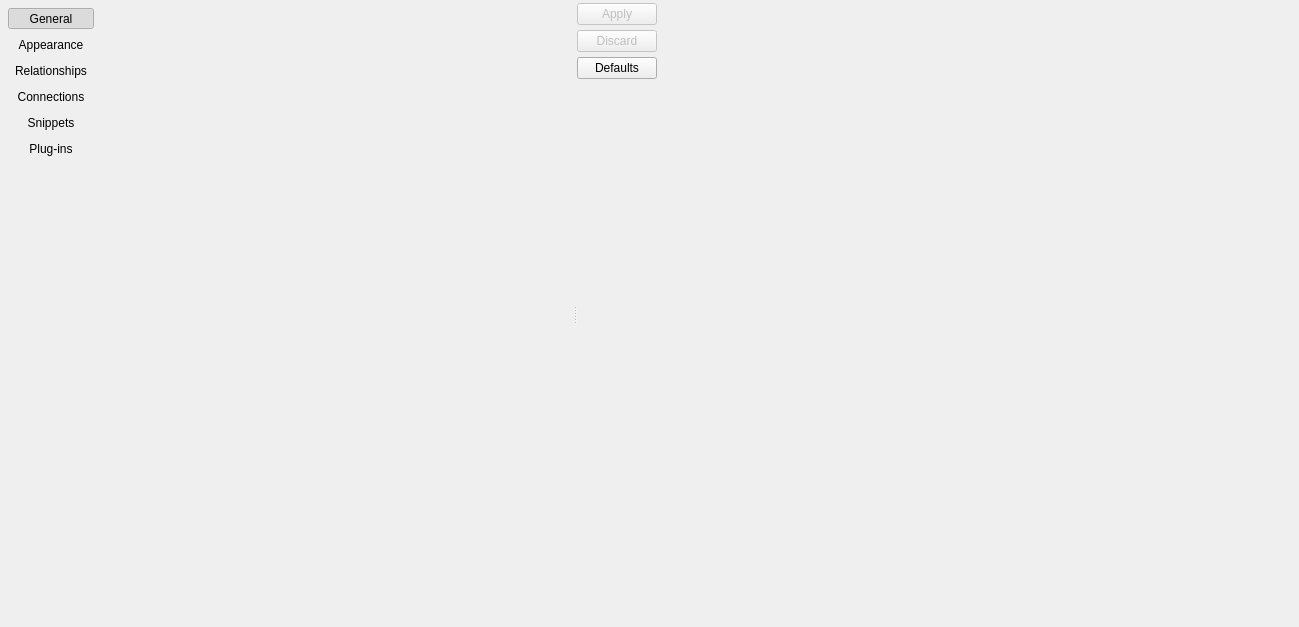
Before: the Qt Designer form libs/libgui/ui/settings/configurationwidget.ui in arichiardi/pgmodeler, drawn with Qt 5.
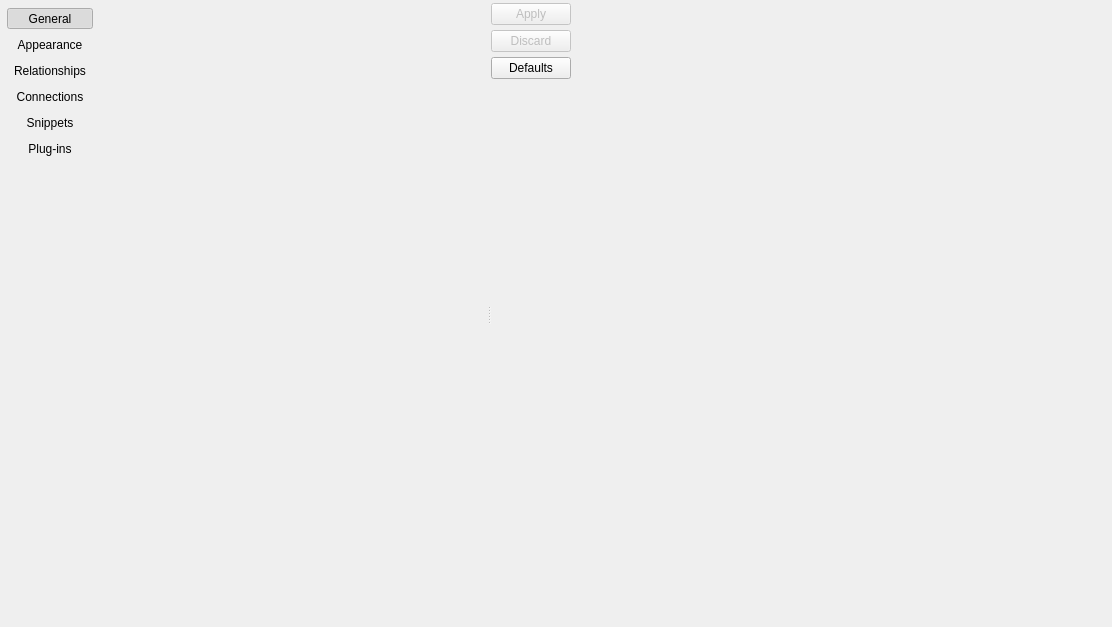
After: the same form once the commit is applied. Icons and pictures are not drawn.

```diff
--- a/libs/libgui/ui/settings/configurationwidget.ui
+++ b/libs/libgui/ui/settings/configurationwidget.ui
@@ -9,7 +9,7 @@
    <rect>
     <x>0</x>
     <y>0</y>
-    <width>1299</width>
+    <width>1112</width>
     <height>627</height>
    </rect>
   </property>
@@ -31,16 +31,16 @@
     <number>5</number>
    </property>
    <property name="leftMargin">
-    <number>3</number>
+    <number>2</number>
    </property>
    <property name="topMargin">
     <number>3</number>
    </property>
    <property name="rightMargin">
-    <number>3</number>
+    <number>2</number>
    </property>
    <property name="bottomMargin">
-    <number>3</number>
+    <number>2</number>
    </property>
    <item>
     <widget class="QSplitter" name="h_splitter">
@@ -53,10 +53,10 @@
      <property name="childrenCollapsible">
       <bool>false</bool>
      </property>
-     <widget class="QWidget" name="">
+     <widget class="QWidget" name="layoutWidget">
       <layout class="QHBoxLayout" name="horizontalLayout">
        <property name="spacing">
-        <number>4</number>
+        <number>3</number>
        </property>
        <item>
         <layout class="QVBoxLayout" name="verticalLayout">
```
